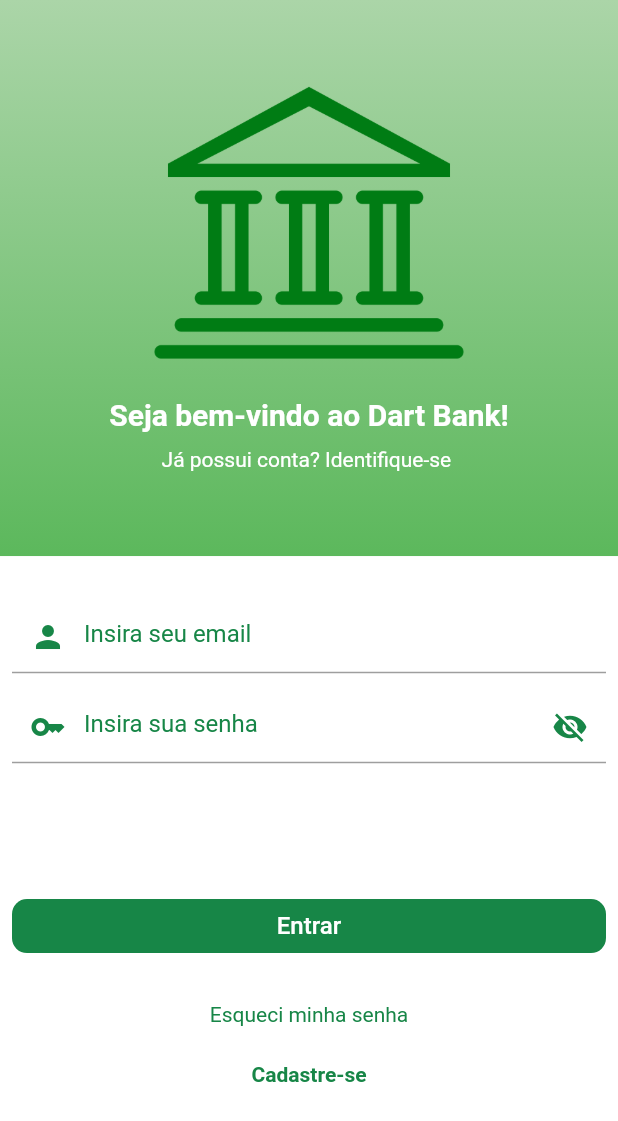
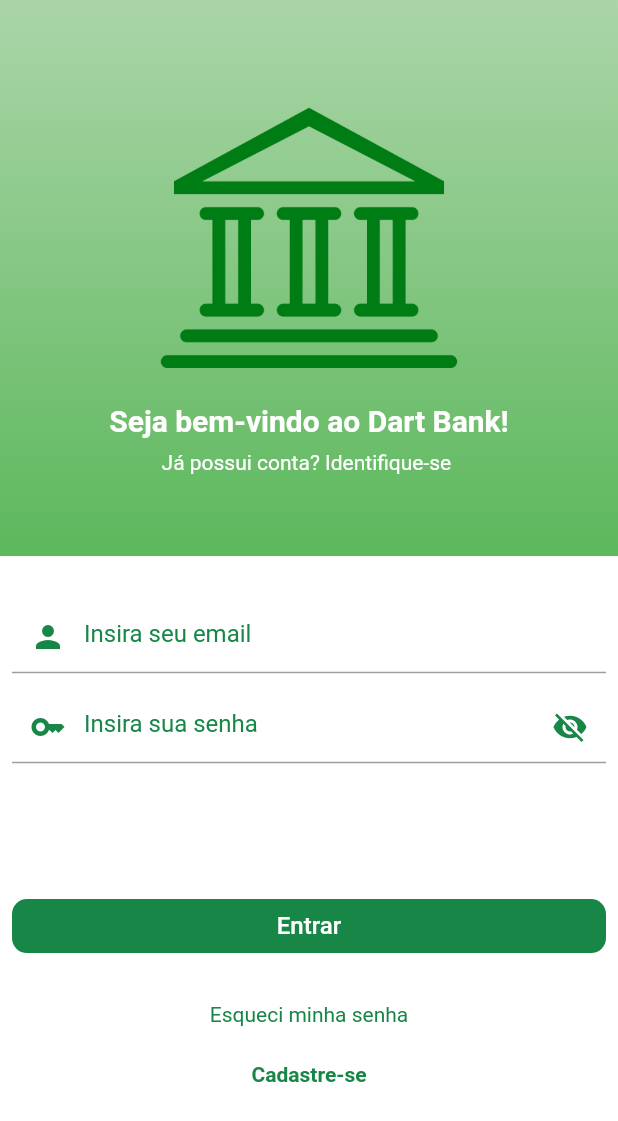
Before and after one commit to GiovanaThais/dartbank, a Flutter app: the screen it shows after launch, on a phone screen of 412 x 824 dp. Shown: the top 1121 px of the screen. Run offline on Flutter 3.47's test engine with Material 2 defaults, Android fonts, the phone set to English and light mode, and no system bars.

Commit message:
fix login responsible

```diff
--- a/dart_bank/lib/features/auth/login/login_page.dart
+++ b/dart_bank/lib/features/auth/login/login_page.dart
@@ -35,12 +35,13 @@ class _LoginPageState extends State<LoginPage> {
 
   @override
   Widget build(BuildContext context) {
+    final size = MediaQuery.of(context).size;
     return SafeArea(
       child: Scaffold(
         body: SingleChildScrollView(
           child: ConstrainedBox(
             constraints: BoxConstraints(
-              maxHeight: MediaQuery.of(context).size.height,
+              maxHeight: size.height,
             ),
             child: Column(
               children: [
@@ -61,28 +62,26 @@ class _LoginPageState extends State<LoginPage> {
                       width: double.infinity,
                       child: Column(
                         crossAxisAlignment: CrossAxisAlignment.center,
+                        mainAxisAlignment: MainAxisAlignment.center,
                         children: [
-                          const SizedBox(
-                            height: 40,
-                          ),
                           Image.asset(
                             'assets/icon/logo.png',
-                            width: 215, // o Image tem tamanho, não precisa colocar expanded com container vazio
+                            width: 0.55 *
+                                size.width, // o Image tem tamanho, não precisa colocar expanded com container vazio
+                            height: 0.25 *
+                                size.height, // o Image tem tamanho, não precisa colocar expanded com container vazio
                           ),
-                          const SizedBox(
-                            height: 10,
+                          SizedBox(
+                            height: 0.01 * size.height,
                           ),
                           const Text('Seja bem-vindo ao Dart Bank!',
                               style: TextStyle(fontSize: 20, fontWeight: FontWeight.bold, color: Colors.white)),
-                          const SizedBox(
-                            height: 10,
+                          SizedBox(
+                            height: 0.01 * size.height,
                           ),
                           const Text(
                             "Já possui conta? Identifique-se ",
                             style: TextStyle(color: Colors.white),
-                          ),
-                          const SizedBox(
-                            height: 20,
                           ),
                         ],
                       ),
```
